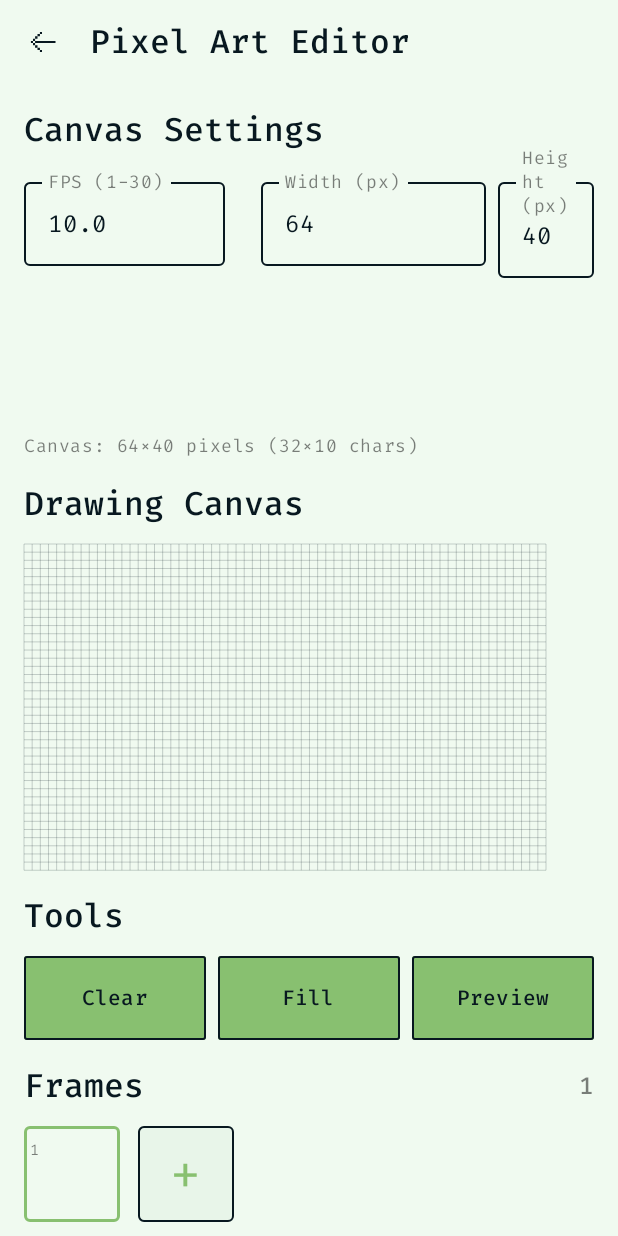
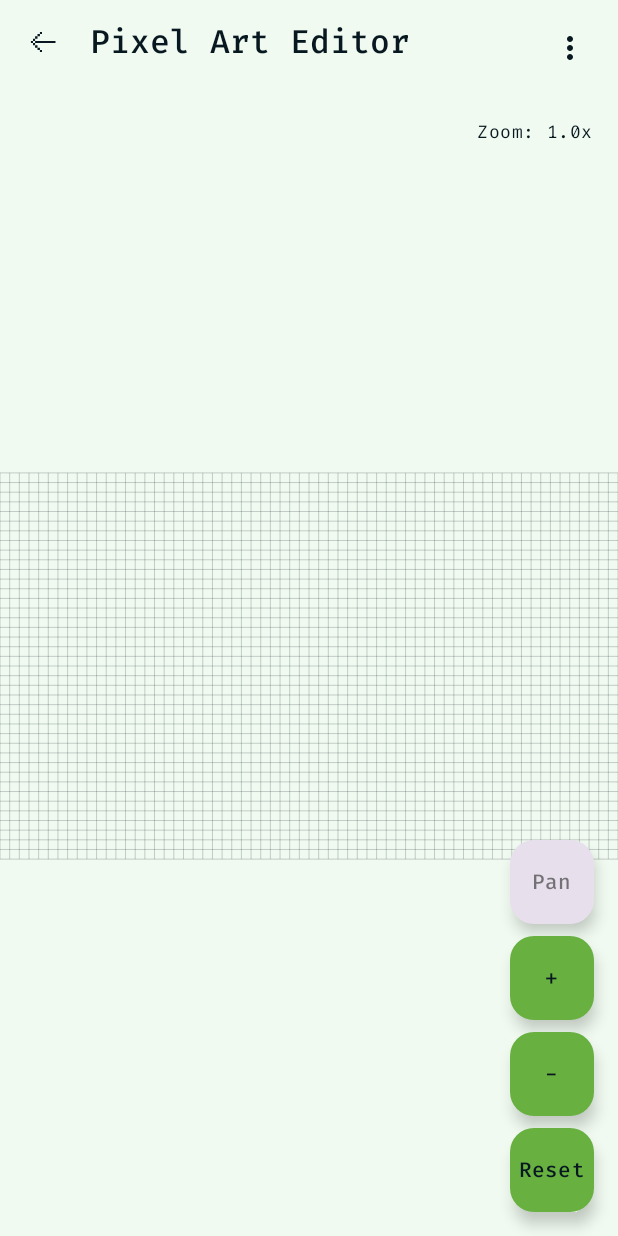
Before and after one commit to curzel-it/tama, an Android app built with Jetpack Compose: the composable PixelEditorScreen shown on its own in the app's theme, on a phone screen of 412 x 824 dp. Run offline under Robolectric (Android 15) with nearby library versions, the phone set to English and light mode, and no system bars; our stand-ins replace Compose Multiplatform resources.

Commit message:
Working on landscape mode (and a ton of other things)

```diff
--- a/app/composeApp/src/commonMain/kotlin/it/curzel/tama/pixeleditor/PixelCanvas.kt
+++ b/app/composeApp/src/commonMain/kotlin/it/curzel/tama/pixeleditor/PixelCanvas.kt
@@ -3,6 +3,7 @@ package it.curzel.tama.pixeleditor
 import androidx.compose.foundation.Canvas
 import androidx.compose.foundation.gestures.detectDragGestures
 import androidx.compose.foundation.gestures.detectTapGestures
+import androidx.compose.foundation.layout.fillMaxSize
 import androidx.compose.foundation.layout.fillMaxWidth
 import androidx.compose.foundation.layout.height
 import androidx.compose.material3.MaterialTheme
@@ -21,7 +22,12 @@ fun PixelCanvas(
     frame: PixelFrame?,
     onPixelChange: (x: Int, y: Int, value: Boolean) -> Unit,
     modifier: Modifier = Modifier,
-    availableWidth: Dp
+    availableWidth: Dp,
+    availableHeight: Dp,
+    zoomLevel: Float = 1f,
+    panOffset: Offset = Offset.Zero,
+    onPanOffsetChange: (Offset) -> Unit = {},
+    isPanMode: Boolean = false
 ) {
     val isLightMode = MaterialTheme.colorScheme.background.luminance() > 0.5f
     val pixelColor = if (isLightMode) Color(0xFF081820) else Color(0xFF88C070)
@@ -37,36 +43,70 @@ fun PixelCanvas(
 
     val density = LocalDensity.current
     val availableWidthPx = with(density) { availableWidth.toPx() }
-    val cellSize = availableWidthPx / frame.width
-    val canvasHeightPx = cellSize * frame.height
-    val canvasHeight = with(density) { canvasHeightPx.toDp() }
+    val availableHeightPx = with(density) { availableHeight.toPx() }
+
+    val baseCellSize = minOf(
+        availableWidthPx / frame.width,
+        availableHeightPx / frame.height
+    )
+    val cellSize = baseCellSize * zoomLevel
+    val canvasWidthPx = frame.width * cellSize
+    val canvasHeightPx = frame.height * cellSize
+
+    val centerOffsetX = (availableWidthPx - canvasWidthPx) / 2f
+    val centerOffsetY = (availableHeightPx - canvasHeightPx) / 2f
 
     Canvas(
         modifier = modifier
-            .fillMaxWidth()
-            .height(canvasHeight)
-            .pointerInput(frame) {
+            .fillMaxSize()
+            .pointerInput(frame, isPanMode, zoomLevel, panOffset) {
+                if (isPanMode) {
+                    detectDragGestures { change, dragAmount ->
+                        change.consume()
+                        onPanOffsetChange(panOffset + dragAmount)
+                    }
+                } else {
                     detectTapGestures { offset ->
-                    val x = (offset.x / cellSize).toInt().coerceIn(0, frame.width - 1)
-                    val y = (offset.y / cellSize).toInt().coerceIn(0, frame.height - 1)
+                        val adjustedX = offset.x - centerOffsetX - panOffset.x
+                        val adjustedY = offset.y - centerOffsetY - panOffset.y
+
+                        if (adjustedX >= 0 && adjustedY >= 0 &&
+                            adjustedX < canvasWidthPx && adjustedY < canvasHeightPx) {
+                            val x = (adjustedX / cellSize).toInt().coerceIn(0, frame.width - 1)
+                            val y = (adjustedY / cellSize).toInt().coerceIn(0, frame.height - 1)
                             val currentValue = frame.pixels[y][x]
                             onPixelChange(x, y, !currentValue)
                         }
                     }
-            .pointerInput(frame) {
+                }
+            }
+            .pointerInput(frame, isPanMode, zoomLevel, panOffset) {
+                if (!isPanMode) {
                     detectDragGestures(
                         onDragStart = { offset ->
+                            val adjustedX = offset.x - centerOffsetX - panOffset.x
+                            val adjustedY = offset.y - centerOffsetY - panOffset.y
+
+                            if (adjustedX >= 0 && adjustedY >= 0 &&
+                                adjustedX < canvasWidthPx && adjustedY < canvasHeightPx) {
                                 isDrawing = true
-                        val x = (offset.x / cellSize).toInt().coerceIn(0, frame.width - 1)
-                        val y = (offset.y / cellSize).toInt().coerceIn(0, frame.height - 1)
+                                val x = (adjustedX / cellSize).toInt().coerceIn(0, frame.width - 1)
+                                val y = (adjustedY / cellSize).toInt().coerceIn(0, frame.height - 1)
                                 drawMode = !frame.pixels[y][x]
                                 onPixelChange(x, y, drawMode)
+                            }
                         },
                         onDrag = { change, _ ->
                             if (isDrawing) {
-                            val x = (change.position.x / cellSize).toInt().coerceIn(0, frame.width - 1)
-                            val y = (change.position.y / cellSize).toInt().coerceIn(0, frame.height - 1)
+                                val adjustedX = change.position.x - centerOffsetX - panOffset.x
+                                val adjustedY = change.position.y - centerOffsetY - panOffset.y
+
+                                if (adjustedX >= 0 && adjustedY >= 0 &&
+                                    adjustedX < canvasWidthPx && adjustedY < canvasHeightPx) {
+                                    val x = (adjustedX / cellSize).toInt().coerceIn(0, frame.width - 1)
+                                    val y = (adjustedY / cellSize).toInt().coerceIn(0, frame.height - 1)
                                     onPixelChange(x, y, drawMode)
+                                }
                             }
                         },
                         onDragEnd = {
@@ -77,12 +117,11 @@ fun PixelCanvas(
                         }
                     )
                 }
+            }
     ) {
-        val canvasWidthPx = frame.width * cellSize
-        val canvasHeightPx = frame.height * cellSize
-
         drawRect(
             color = backgroundColor,
+            topLeft = Offset(centerOffsetX + panOffset.x, centerOffsetY + panOffset.y),
             size = Size(canvasWidthPx, canvasHeightPx)
         )
 
@@ -91,7 +130,10 @@ fun PixelCanvas(
                 if (frame.pixels[y][x]) {
                     drawRect(
                         color = pixelColor,
-                        topLeft = Offset(x * cellSize, y * cellSize),
+                        topLeft = Offset(
+                            centerOffsetX + panOffset.x + x * cellSize,
+                            centerOffsetY + panOffset.y + y * cellSize
+                        ),
                         size = Size(cellSize, cellSize)
                     )
                 }
@@ -101,16 +143,16 @@ fun PixelCanvas(
         for (x in 0..frame.width) {
             drawLine(
                 color = gridColor,
-                start = Offset(x * cellSize, 0f),
-                end = Offset(x * cellSize, canvasHeightPx),
+                start = Offset(centerOffsetX + panOffset.x + x * cellSize, centerOffsetY + panOffset.y),
+                end = Offset(centerOffsetX + panOffset.x + x * cellSize, centerOffsetY + panOffset.y + canvasHeightPx),
                 strokeWidth = 1f
             )
         }
         for (y in 0..frame.height) {
             drawLine(
                 color = gridColor,
-                start = Offset(0f, y * cellSize),
-                end = Offset(canvasWidthPx, y * cellSize),
+                start = Offset(centerOffsetX + panOffset.x, centerOffsetY + panOffset.y + y * cellSize),
+                end = Offset(centerOffsetX + panOffset.x + canvasWidthPx, centerOffsetY + panOffset.y + y * cellSize),
                 strokeWidth = 1f
             )
         }
--- a/app/composeApp/src/commonMain/kotlin/it/curzel/tama/pixeleditor/PixelEditorScreen.kt
+++ b/app/composeApp/src/commonMain/kotlin/it/curzel/tama/pixeleditor/PixelEditorScreen.kt
@@ -1,9 +1,9 @@
 package it.curzel.tama.pixeleditor
 
 import androidx.compose.foundation.layout.*
-import androidx.compose.foundation.rememberScrollState
 import androidx.compose.foundation.text.KeyboardOptions
-import androidx.compose.foundation.verticalScroll
+import androidx.compose.material.icons.Icons
+import androidx.compose.material.icons.filled.MoreVert
 import androidx.compose.material3.*
 import androidx.compose.runtime.*
 import androidx.compose.ui.Alignment
@@ -18,7 +18,7 @@ fun PixelEditorScreen(
     viewModel: PixelEditorViewModel = remember { PixelEditorViewModel() },
     onBack: () -> Unit
 ) {
-    val scrollState = rememberScrollState()
+    var showKebabMenu by remember { mutableStateOf(false) }
 
     AnimatedPreviewPanel(
         frames = viewModel.frames,
@@ -29,46 +29,225 @@ fun PixelEditorScreen(
         onClose = { viewModel.togglePreview() }
     )
 
+    if (viewModel.showToolsMenu) {
+        ToolsDialog(
+            viewModel = viewModel,
+            onDismiss = { viewModel.closeToolsMenu() }
+        )
+    }
+
+    if (viewModel.showSettingsMenu) {
+        CanvasSettingsDialog(
+            viewModel = viewModel,
+            onDismiss = { viewModel.closeSettingsMenu() }
+        )
+    }
+
+    if (viewModel.showFramesMenu) {
+        FramesDialog(
+            viewModel = viewModel,
+            onDismiss = { viewModel.closeFramesMenu() }
+        )
+    }
+
     Column(
         modifier = Modifier.fillMaxSize()
     ) {
+        Box {
             MyNavigationBar(
                 title = "Pixel Art Editor",
                 onBackClick = onBack
             )
 
-        Column(
+            Box(
+                modifier = Modifier
+                    .fillMaxWidth()
+                    .height(64.dp),
+                contentAlignment = Alignment.CenterEnd
+            ) {
+                IconButton(
+                    onClick = { showKebabMenu = true },
+                    modifier = Modifier.padding(end = 8.dp)
+                ) {
+                    Icon(
+                        imageVector = Icons.Default.MoreVert,
+                        contentDescription = "Menu"
+                    )
+                }
+
+                DropdownMenu(
+                    expanded = showKebabMenu,
+                    onDismissRequest = { showKebabMenu = false }
+                ) {
+                    DropdownMenuItem(
+                        text = { Text("Tools") },
+                        onClick = {
+                            showKebabMenu = false
+                            viewModel.openToolsMenu()
+                        }
+                    )
+                    DropdownMenuItem(
+                        text = { Text("Canvas Settings") },
+                        onClick = {
+                            showKebabMenu = false
+                            viewModel.openSettingsMenu()
+                        }
+                    )
+                    DropdownMenuItem(
+                        text = { Text("Frames") },
+                        onClick = {
+                            showKebabMenu = false
+                            viewModel.openFramesMenu()
+                        }
+                    )
+                }
+            }
+        }
+
+        Box(
             modifier = Modifier
                 .fillMaxSize()
-                .verticalScroll(scrollState)
-                .padding(16.dp),
-            verticalArrangement = Arrangement.spacedBy(16.dp)
+                .weight(1f),
+            contentAlignment = Alignment.Center
         ) {
-            CanvasSettingsSection(viewModel)
-
-            DrawingCanvasSection(viewModel)
-
-            ToolsSection(viewModel)
-
-            FramesSection(viewModel)
+            FullScreenCanvasWithControls(viewModel)
         }
     }
 }
 
 @Composable
-private fun CanvasSettingsSection(viewModel: PixelEditorViewModel) {
+private fun FullScreenCanvasWithControls(viewModel: PixelEditorViewModel) {
+    Box(
+        modifier = Modifier.fillMaxSize()
+    ) {
+        BoxWithConstraints(
+            modifier = Modifier.fillMaxSize()
+        ) {
+            PixelCanvas(
+                frame = viewModel.currentFrame,
+                onPixelChange = { x, y, value ->
+                    viewModel.setPixel(x, y, value)
+                },
+                availableWidth = maxWidth,
+                availableHeight = maxHeight,
+                zoomLevel = viewModel.zoomLevel,
+                panOffset = viewModel.panOffset,
+                onPanOffsetChange = { viewModel.updatePanOffset(it) },
+                isPanMode = viewModel.isPanMode,
+                modifier = Modifier.fillMaxSize()
+            )
+        }
+
         Column(
+            modifier = Modifier
+                .align(Alignment.BottomEnd)
+                .padding(16.dp),
+            verticalArrangement = Arrangement.spacedBy(8.dp)
+        ) {
+            FloatingActionButton(
+                onClick = { viewModel.togglePanMode() },
+                containerColor = if (viewModel.isPanMode)
+                    MaterialTheme.colorScheme.primary
+                else
+                    MaterialTheme.colorScheme.surfaceVariant
+            ) {
+                Text(if (viewModel.isPanMode) "Draw" else "Pan")
+            }
+
+            FloatingActionButton(
+                onClick = { viewModel.zoomIn() }
+            ) {
+                Text("+")
+            }
+
+            FloatingActionButton(
+                onClick = { viewModel.zoomOut() }
+            ) {
+                Text("-")
+            }
+
+            FloatingActionButton(
+                onClick = { viewModel.resetZoom() }
+            ) {
+                Text("Reset")
+            }
+        }
+
+        Text(
+            text = "Zoom: ${kotlin.math.round(viewModel.zoomLevel * 10) / 10.0}x",
+            modifier = Modifier
+                .align(Alignment.TopEnd)
+                .padding(16.dp),
+            style = MaterialTheme.typography.bodySmall
+        )
+    }
+}
+
+@Composable
+private fun ToolsDialog(
+    viewModel: PixelEditorViewModel,
+    onDismiss: () -> Unit
+) {
+    AlertDialog(
+        onDismissRequest = onDismiss,
+        title = { Text("Tools") },
+        text = {
+            Column(
+                verticalArrangement = Arrangement.spacedBy(8.dp)
+            ) {
+                TamaButton(
+                    onClick = {
+                        viewModel.clearCurrentFrame()
+                        onDismiss()
+                    },
                     modifier = Modifier.fillMaxWidth(),
+                    enabled = viewModel.currentFrame != null
+                ) {
+                    Text("Clear Canvas")
+                }
+
+                TamaButton(
+                    onClick = {
+                        viewModel.fillCurrentFrame()
+                        onDismiss()
+                    },
+                    modifier = Modifier.fillMaxWidth(),
+                    enabled = viewModel.currentFrame != null
+                ) {
+                    Text("Fill Canvas")
+                }
+
+                TamaButton(
+                    onClick = {
+                        viewModel.togglePreview()
+                        onDismiss()
+                    },
+                    modifier = Modifier.fillMaxWidth(),
+                    enabled = viewModel.frames.isNotEmpty()
+                ) {
+                    Text(if (viewModel.showPreview) "Hide Preview" else "Show Preview")
+                }
+            }
+        },
+        confirmButton = {
+            TextButton(onClick = onDismiss) {
+                Text("Close")
+            }
+        }
+    )
+}
+
+@Composable
+private fun CanvasSettingsDialog(
+    viewModel: PixelEditorViewModel,
+    onDismiss: () -> Unit
+) {
+    AlertDialog(
+        onDismissRequest = onDismiss,
+        title = { Text("Canvas Settings") },
+        text = {
+            Column(
                 verticalArrangement = Arrangement.spacedBy(12.dp)
-    ) {
-        Text(
-            text = "Canvas Settings",
-            style = MaterialTheme.typography.titleLarge
-        )
-
-        Row(
-            modifier = Modifier.fillMaxWidth(),
-            horizontalArrangement = Arrangement.spacedBy(8.dp),
             ) {
                 OutlinedTextField(
                     value = viewModel.fps.toString(),
@@ -77,7 +256,7 @@ private fun CanvasSettingsSection(viewModel: PixelEditorViewModel) {
                     },
                     label = { Text("FPS (1-30)") },
                     keyboardOptions = KeyboardOptions(keyboardType = KeyboardType.Decimal),
-                modifier = Modifier.width(150.dp).padding(end = 16.dp),
+                    modifier = Modifier.fillMaxWidth(),
                     singleLine = true
                 )
 
@@ -88,7 +267,7 @@ private fun CanvasSettingsSection(viewModel: PixelEditorViewModel) {
                     },
                     label = { Text("Width (px)") },
                     keyboardOptions = KeyboardOptions(keyboardType = KeyboardType.Number),
-                modifier = Modifier.width(150.dp),
+                    modifier = Modifier.fillMaxWidth(),
                     singleLine = true
                 )
 
@@ -99,18 +278,15 @@ private fun CanvasSettingsSection(viewModel: PixelEditorViewModel) {
                     },
                     label = { Text("Height (px)") },
                     keyboardOptions = KeyboardOptions(keyboardType = KeyboardType.Number),
-                modifier = Modifier.width(150.dp),
+                    modifier = Modifier.fillMaxWidth(),
                     singleLine = true
                 )
 
                 TamaButton(
                     onClick = { viewModel.resizeCanvas() },
-                modifier = Modifier.padding(top = 8.dp),
+                    modifier = Modifier.fillMaxWidth()
                 ) {
-                Text("Resize")
-            }
-
-            Spacer(modifier = Modifier.weight(1f))
+                    Text("Resize Canvas")
                 }
 
                 if (viewModel.validationError != null) {
@@ -127,80 +303,24 @@ private fun CanvasSettingsSection(viewModel: PixelEditorViewModel) {
                     color = MaterialTheme.colorScheme.onSurfaceVariant
                 )
             }
+        },
+        confirmButton = {
+            TextButton(onClick = onDismiss) {
+                Text("Close")
+            }
+        }
+    )
 }
 
 @Composable
-private fun DrawingCanvasSection(viewModel: PixelEditorViewModel) {
-    Column(
-        modifier = Modifier.fillMaxWidth(),
-        verticalArrangement = Arrangement.spacedBy(12.dp)
+private fun FramesDialog(
+    viewModel: PixelEditorViewModel,
+    onDismiss: () -> Unit
 ) {
-        Text(
-            text = "Drawing Canvas",
-            style = MaterialTheme.typography.titleLarge
-        )
-
-        BoxWithConstraints(
-            modifier = Modifier.fillMaxWidth()
-        ) {
-            val availableWidth = maxWidth - 32.dp
-
-            PixelCanvas(
-                frame = viewModel.currentFrame,
-                onPixelChange = { x, y, value ->
-                    viewModel.setPixel(x, y, value)
-                },
-                availableWidth = availableWidth,
-                modifier = Modifier.fillMaxWidth()
-            )
-        }
-    }
-}
-
-@Composable
-private fun ToolsSection(viewModel: PixelEditorViewModel) {
-    Column(
-        modifier = Modifier.fillMaxWidth(),
-        verticalArrangement = Arrangement.spacedBy(12.dp)
-    ) {
-        Text(
-            text = "Tools",
-            style = MaterialTheme.typography.titleLarge
-        )
-
-        Row(
-            modifier = Modifier.fillMaxWidth(),
-            horizontalArrangement = Arrangement.spacedBy(8.dp)
-        ) {
-            TamaButton(
-                onClick = { viewModel.clearCurrentFrame() },
-                modifier = Modifier.weight(1f),
-                enabled = viewModel.currentFrame != null
-            ) {
-                Text("Clear")
-            }
-
-            TamaButton(
-                onClick = { viewModel.fillCurrentFrame() },
-                modifier = Modifier.weight(1f),
-                enabled = viewModel.currentFrame != null
-            ) {
-                Text("Fill")
-            }
-
-            TamaButton(
-                onClick = { viewModel.togglePreview() },
-                modifier = Modifier.weight(1f),
-                enabled = viewModel.frames.isNotEmpty()
-            ) {
-                Text(if (viewModel.showPreview) "Hide Preview" else "Preview")
-            }
-        }
-    }
-}
-
-@Composable
-private fun FramesSection(viewModel: PixelEditorViewModel) {
+    AlertDialog(
+        onDismissRequest = onDismiss,
+        title = { Text("Frames") },
+        text = {
             FrameListView(
                 frames = viewModel.frames,
                 currentFrameIndex = viewModel.currentFrameIndex,
@@ -208,4 +328,11 @@ private fun FramesSection(viewModel: PixelEditorViewModel) {
                 onFrameDelete = { index -> viewModel.deleteFrame(index) },
                 onAddFrame = { viewModel.addFrame() }
             )
+        },
+        confirmButton = {
+            TextButton(onClick = onDismiss) {
+                Text("Close")
             }
+        }
+    )
+}
--- a/app/composeApp/src/commonMain/kotlin/it/curzel/tama/pixeleditor/PixelEditorViewModel.kt
+++ b/app/composeApp/src/commonMain/kotlin/it/curzel/tama/pixeleditor/PixelEditorViewModel.kt
@@ -5,6 +5,7 @@ import androidx.compose.runtime.mutableFloatStateOf
 import androidx.compose.runtime.mutableIntStateOf
 import androidx.compose.runtime.mutableStateOf
 import androidx.compose.runtime.setValue
+import androidx.compose.ui.geometry.Offset
 
 class PixelEditorViewModel {
     var canvasWidth by mutableIntStateOf(64)
@@ -23,6 +24,20 @@ class PixelEditorViewModel {
         private set
 
     var validationError by mutableStateOf<String?>(null)
+        private set
+
+    var zoomLevel by mutableFloatStateOf(1f)
+        private set
+    var panOffset by mutableStateOf(Offset.Zero)
+        private set
+    var isPanMode by mutableStateOf(false)
+        private set
+
+    var showToolsMenu by mutableStateOf(false)
+        private set
+    var showSettingsMenu by mutableStateOf(false)
+        private set
+    var showFramesMenu by mutableStateOf(false)
         private set
 
     val currentFrame: PixelFrame?
@@ -136,6 +151,59 @@ class PixelEditorViewModel {
         // TODO: Implement loading from text file
     }
 
+    fun zoomIn() {
+        val levels = listOf(0.5f, 1f, 2f, 4f, 8f)
+        val currentIndex = levels.indexOfFirst { it >= zoomLevel }
+        if (currentIndex < levels.size - 1) {
+            zoomLevel = levels[currentIndex + 1]
+        }
+    }
+
+    fun zoomOut() {
+        val levels = listOf(0.5f, 1f, 2f, 4f, 8f)
+        val currentIndex = levels.indexOfLast { it <= zoomLevel }
+        if (currentIndex > 0) {
+            zoomLevel = levels[currentIndex - 1]
+        }
+    }
+
+    fun resetZoom() {
+        zoomLevel = 1f
+        panOffset = Offset.Zero
+    }
+
+    fun updatePanOffset(offset: Offset) {
+        panOffset = offset
+    }
+
+    fun togglePanMode() {
+        isPanMode = !isPanMode
+    }
+
+    fun openToolsMenu() {
+        showToolsMenu = true
+    }
+
+    fun closeToolsMenu() {
+        showToolsMenu = false
+    }
+
+    fun openSettingsMenu() {
+        showSettingsMenu = true
+    }
+
+    fun closeSettingsMenu() {
+        showSettingsMenu = false
+    }
+
+    fun openFramesMenu() {
+        showFramesMenu = true
+    }
+
+    fun closeFramesMenu() {
+        showFramesMenu = false
+    }
+
     private fun validateCurrentDimensions() {
         when (val result = PixelEditorUseCase.validateDimensions(canvasWidth, canvasHeight)) {
             is ValidationResult.Valid -> validationError = null
```
Also changed, not shown: app/composeApp/src/commonMain/kotlin/it/curzel/tama/feed/FeedScreen.kt (+30 -3 lines), app/composeApp/src/commonMain/kotlin/it/curzel/tama/navigation/TabNavigation.kt (+8 -2 lines), app/composeApp/src/commonMain/kotlin/it/curzel/tama/utils/OrientationUtils.kt (added, +17 -0 lines), 1 other file. Lines whose indentation alone changed are shown as unchanged.
